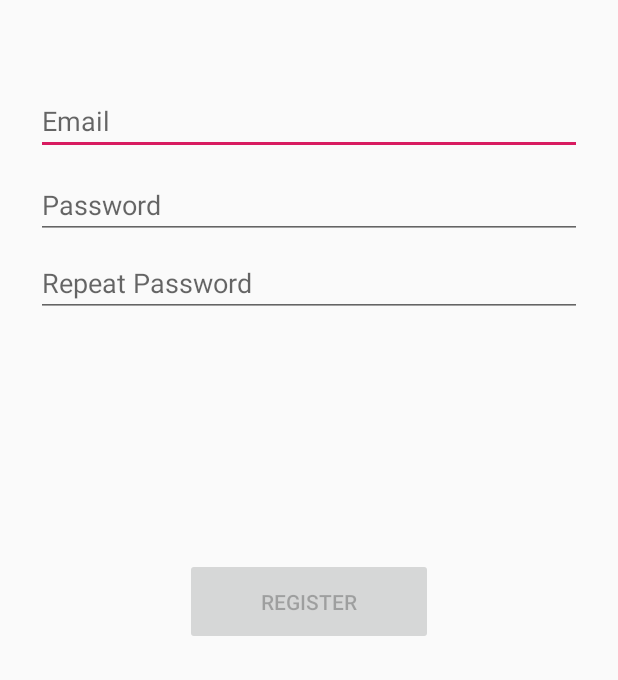
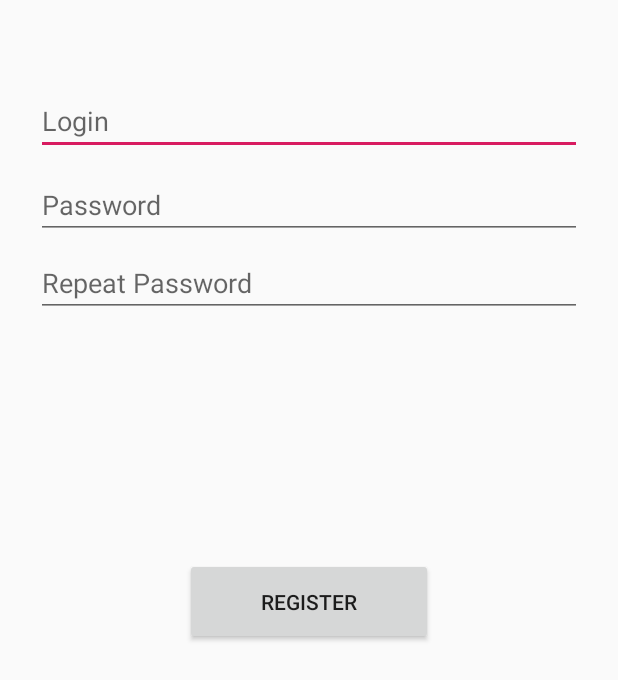
Before and after one commit to amadeuszb/Drinky, an Android app: the RegisterActivity screen opened directly, with no data from a screen before it, on a phone screen of 412 x 824 dp. Shown: the part 459-1139 px from the top of the screen. Run offline under Robolectric (Android 15) with nearby library versions, the phone set to English and light mode, and no system bars; network calls fail.

Commit message:
#Added connection with api #Added database connection and login, register base implementation

```diff
--- a/app/build.gradle
+++ b/app/build.gradle
@@ -29,8 +29,10 @@ dependencies {
     implementation 'com.google.code.gson:gson:2.8.5'
     implementation 'com.android.volley:volley:1.1.1'
     implementation 'com.android.support:recyclerview-v7:28.0.0'
-    implementation 'com.squareup.retrofit2:retrofit:2.6.2'
     implementation 'com.squareup.okhttp:okhttp:2.5.0'
+    implementation 'com.squareup.okhttp3:logging-interceptor:3.4.1'
+    implementation "android.arch.persistence.room:runtime:1.1.1"
+    annotationProcessor  'android.arch.persistence.room:compiler:1.1.1'
     implementation 'com.squareup.retrofit2:converter-gson:2.6.2'
     implementation fileTree(dir: 'libs', include: ['*.jar'])
     implementation 'org.apache.httpcomponents:httpclient-android:4.3.5'
--- a/app/src/main/java/pl/amad/drinky/activities/RegisterActivity.java
+++ b/app/src/main/java/pl/amad/drinky/activities/RegisterActivity.java
@@ -1,23 +1,35 @@
 package pl.amad.drinky.activities;
 
-import android.content.Intent;
 import android.support.v4.app.NavUtils;
 import android.support.v7.app.AppCompatActivity;
 import android.os.Bundle;
 import android.widget.Button;
+import android.widget.EditText;
 import android.widget.ImageView;
 
 import pl.amad.drinky.R;
+import pl.amad.drinky.dao.UserDatabase;
+import pl.amad.drinky.data.model.User;
 
 public class RegisterActivity extends AppCompatActivity {
 
+
+    EditText login;
+    EditText passwordOne ;
+    EditText passwordTwo ;
+
     @Override
     protected void onCreate(Bundle savedInstanceState) {
+
         super.onCreate(savedInstanceState);
         setContentView(R.layout.activity_register);
+        login =  findViewById(R.id.username_registrate);
+        passwordOne =  findViewById(R.id.password_register);
+        passwordTwo =  findViewById(R.id.password_register_again);
         final Button registerButton = findViewById(R.id.register2);
         final ImageView backIcon = findViewById(R.id.backIcon);
         backIcon.setOnClickListener((action) -> backToLoginForm());
+        registerButton.setOnClickListener(i -> registerUser());
         NavUtils.getParentActivityIntent(this);
     }
 
@@ -25,4 +37,19 @@ public class RegisterActivity extends AppCompatActivity {
         setContentView(R.layout.activity_login);
         finish();
     }
+
+    private void registerUser(){
+    //TODO: Add user exist popup
+        String passwordToAddUser = passwordOne.getText().toString();
+        String loginToAddUser = login.getText().toString();
+        if(passwordToAddUser.equals(passwordTwo.getText().toString())){
+            UserDatabase db = UserDatabase.getInstance(this);
+            User nextUser = new User();
+            nextUser.setLogin(loginToAddUser);
+            nextUser.setPassword(passwordToAddUser);
+            if(db.dao().searchByUsername(loginToAddUser) == null) {
+                db.dao().insert(nextUser);
+            }
+        }
+    }
 }
--- a/app/src/main/java/pl/amad/drinky/services/DrinksService.java
+++ b/app/src/main/java/pl/amad/drinky/services/DrinksService.java
@@ -11,5 +11,5 @@ import retrofit2.http.Query;
 public interface DrinksService {
 
     @GET("search.php")
-    Call<List<DrinkDto>> listRepos(@Query("drinkName") String drinkName);
+    Call<List<DrinkDto>> listRepos(@Query("f") String drinkName);
 }
--- a/app/src/main/res/layout/activity_list_of_drinks.xml
+++ b/app/src/main/res/layout/activity_list_of_drinks.xml
@@ -26,11 +26,11 @@
         <android.support.v7.widget.AppCompatAutoCompleteTextView
             android:id="@+id/search_drink_text"
             android:layout_width="match_parent"
+            android:inputType="textNoSuggestions"
             android:layout_height="wrap_content"
             android:layout_margin="10dp"
             android:ems="10"
             android:hint="@string/search_drink"
-            android:inputType="textPersonName"
             android:text=""
             android:textColor="#000000"
             android:textColorHint="#000000" />
--- a/app/src/main/res/layout/activity_login.xml
+++ b/app/src/main/res/layout/activity_login.xml
@@ -19,7 +19,7 @@
         android:layout_marginTop="400dp"
         android:layout_marginEnd="24dp"
 
-        android:hint="@string/prompt_email"
+        android:hint="@string/prompt_login"
         android:inputType="textEmailAddress"
         android:selectAllOnFocus="true"
         app:layout_constraintEnd_toEndOf="parent"
--- a/app/src/main/res/layout/activity_register.xml
+++ b/app/src/main/res/layout/activity_register.xml
@@ -10,13 +10,13 @@
 
 
     <EditText
-        android:id="@+id/username2"
+        android:id="@+id/username_registrate"
         android:layout_width="0dp"
         android:layout_height="wrap_content"
         android:layout_marginStart="24dp"
         android:layout_marginTop="364dp"
         android:layout_marginEnd="24dp"
-        android:hint="@string/prompt_email"
+        android:hint="@string/prompt_login"
         android:inputType="textEmailAddress"
         android:selectAllOnFocus="true"
         app:layout_constraintEnd_toEndOf="parent"
@@ -25,7 +25,7 @@
         app:layout_constraintTop_toTopOf="parent" />
 
     <EditText
-        android:id="@+id/passwordRegister"
+        android:id="@+id/password_register"
         android:layout_width="0dp"
         android:layout_height="wrap_content"
         android:layout_marginStart="24dp"
@@ -43,7 +43,7 @@
         app:layout_constraintTop_toTopOf="parent" />
 
     <EditText
-        android:id="@+id/passwordRegisterAgain"
+        android:id="@+id/password_register_again"
         android:layout_width="0dp"
         android:layout_height="wrap_content"
         android:layout_marginStart="24dp"
@@ -68,13 +68,13 @@
         android:layout_marginTop="16dp"
         android:layout_marginEnd="48dp"
         android:layout_marginBottom="88dp"
-        android:enabled="false"
+        android:enabled="true"
         android:text="@string/action_register"
         android:transformPivotX="@dimen/fab_margin"
         app:layout_constraintBottom_toBottomOf="parent"
         app:layout_constraintEnd_toEndOf="parent"
         app:layout_constraintStart_toStartOf="parent"
-        app:layout_constraintTop_toBottomOf="@+id/passwordRegisterAgain"
+        app:layout_constraintTop_toBottomOf="@+id/password_register_again"
 
         app:layout_constraintVertical_bias="1.0" />
 
--- a/app/src/main/res/layout/drink_row.xml
+++ b/app/src/main/res/layout/drink_row.xml
@@ -13,7 +13,7 @@
     android:layout_marginRight="100dp"
     android:layout_marginBottom="8dp"
 
-    android:text=""
+    android:text="@string/search_drink"
     android:textColor="#6D000000"
     android:textSize="36sp"
     android:textStyle="bold"
@@ -26,4 +26,5 @@
     app:layout_constraintStart_toStartOf="parent"
     app:layout_constraintTop_toTopOf="parent"
     app:layout_constraintVertical_bias="0.513"
-    tools:visibility="visible" />
+    tools:visibility="visible"
+    tools:ignore="TextViewEdits" />
--- a/app/src/main/res/values/strings.xml
+++ b/app/src/main/res/values/strings.xml
@@ -2,7 +2,7 @@
     <string name="app_name" translatable="false">Drinky</string>
     <string name="action_settings" translatable="false">Settings</string>
     <string name="title_activity_login">Sign in</string>
-    <string name="prompt_email">Email</string>
+    <string name="prompt_login">Login</string>
     <string name="prompt_password">Password</string>
     <string name="prompt_password_repeat">Repeat Password</string>
     <string name="action_sign_in">Sign in or register</string>
```
Also changed, not shown: app/src/main/java/pl/amad/drinky/activities/ListOfDrinksActivity.java (+48 -40 lines), app/src/main/java/pl/amad/drinky/activities/LoginActivity.java (+5 -3 lines), app/src/main/java/pl/amad/drinky/adapters/MyAdapter.java (+7 -5 lines), app/src/main/java/pl/amad/drinky/dao/UserDao.java (added, +31 -0 lines), app/src/main/java/pl/amad/drinky/dao/UserDatabase.java (added, +25 -0 lines), app/src/main/java/pl/amad/drinky/data/dto/DrinkListDto.java (added, +22 -0 lines), app/src/main/java/pl/amad/drinky/data/model/User.java (+18 -9 lines).
